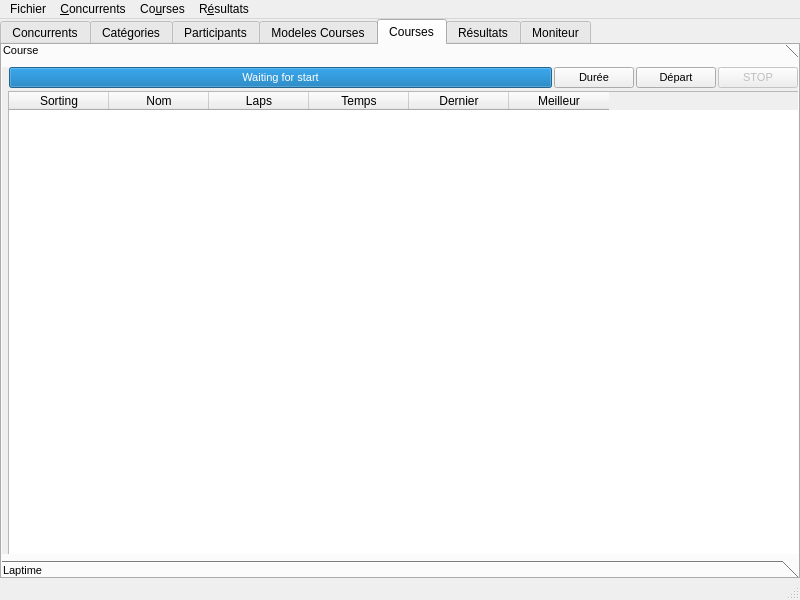
Qt form defGui/MainWindow.ui (alcatrazproduction/Chrono) before a commit.
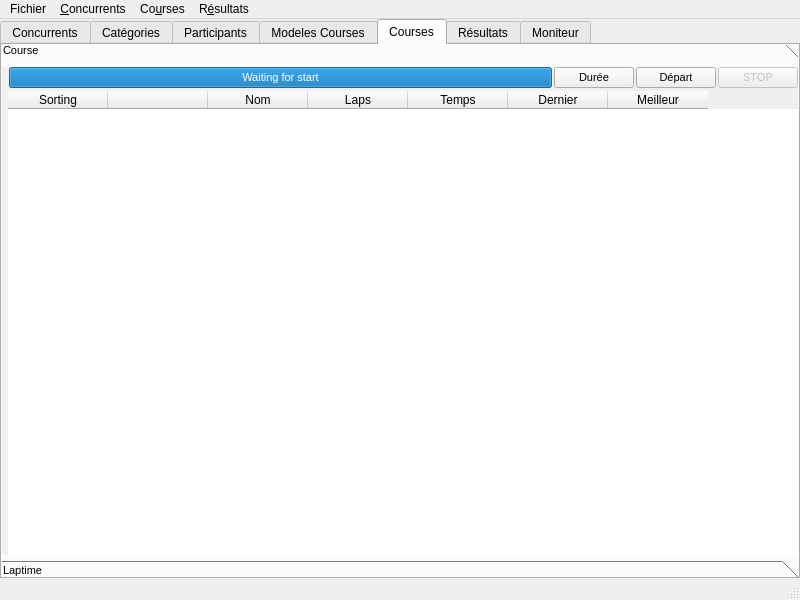
The same form after that commit.

Patch:
```diff
--- a/defGui/MainWindow.ui
+++ b/defGui/MainWindow.ui
@@ -1845,6 +1845,9 @@
            <property name="accessibleDescription">
             <string notr="true"/>
            </property>
+           <property name="frameShape">
+            <enum>QFrame::NoFrame</enum>
+           </property>
            <property name="sizeAdjustPolicy">
             <enum>QAbstractScrollArea::AdjustToContents</enum>
            </property>
@@ -1876,7 +1879,7 @@
             <number>0</number>
            </property>
            <property name="columnCount">
-            <number>6</number>
+            <number>7</number>
            </property>
            <attribute name="horizontalHeaderDefaultSectionSize">
             <number>100</number>
@@ -1904,6 +1907,20 @@
              <string notr="true"/>
             </property>
            </column>
+           <column>
+            <property name="text">
+             <string notr="true">   </string>
+            </property>
+            <property name="toolTip">
+             <string notr="true"/>
+            </property>
+            <property name="whatsThis">
+             <string notr="true"/>
+            </property>
+            <property name="textAlignment">
+             <set>AlignTrailing|AlignVCenter</set>
+            </property>
+           </column>
            <column>
             <property name="text">
              <string>Nom</string>
```
Left out of the diff: 8 changed lines with no effect on the pictures.
